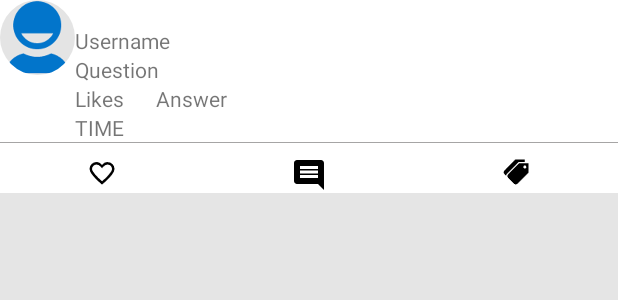
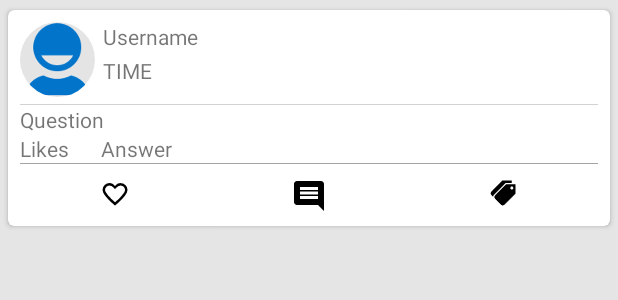
Before and after one commit to kunalms/Scintillato_chat, an Android app: the layout group_question_row.xml on its own in the app's theme, with its tools: preview values and no code run, on a phone screen of 412 x 824 dp. Shown: the top 300 px of the screen. Run offline under Robolectric (Android 15) with nearby library versions, the light colour scheme and no system bars.

Commit message:
app logo changed
minor fixies in Ui question and answer feed ui updated

```diff
--- a/ScintillatoChat/app/src/main/AndroidManifest.xml
+++ b/ScintillatoChat/app/src/main/AndroidManifest.xml
@@ -15,7 +15,7 @@
 
     <application
         android:allowBackup="true"
-        android:icon="@drawable/launcher"
+        android:icon="@drawable/ic_launcher"
         android:label="@string/app_name"
         android:launchMode="singleTop"
         android:theme="@style/AppTheme">
--- a/ScintillatoChat/app/src/main/java/com/scintillato/scintillatochat/Profile_Chat_Single_Recycler_Adapter.java
+++ b/ScintillatoChat/app/src/main/java/com/scintillato/scintillatochat/Profile_Chat_Single_Recycler_Adapter.java
@@ -81,7 +81,6 @@ public class Profile_Chat_Single_Recycler_Adapter extends RecyclerView.Adapter<P
     public void onBindViewHolder(Profile_Chat_Single_Recycler_Adapter.Group_Holder holder, int position) {
         holder.setIsRecyclable(false);
         Profile_Chat_Single_Groups_List issue_1_list = list.get(position);
-
         holder.group_name.setText(issue_1_list.getGroup_name());
         holder.time.setVisibility(View.INVISIBLE);
         holder.count.setVisibility(View.INVISIBLE);
--- a/ScintillatoChat/app/src/main/res/layout/group_question_row.xml
+++ b/ScintillatoChat/app/src/main/res/layout/group_question_row.xml
@@ -1,33 +1,66 @@
 <?xml version="1.0" encoding="utf-8"?>
+<android.support.v7.widget.CardView android:layout_height="wrap_content"
+    android:layout_width="match_parent"
+    xmlns:app="http://schemas.android.com/apk/res-auto"
+    app:cardBackgroundColor="@color/white"
+    app:cardUseCompatPadding="true"
+    android:elevation="4dp"
+    app:cardCornerRadius="4dp"
+    android:layout_margin="2dp"
+    xmlns:android="http://schemas.android.com/apk/res/android">
+
+
 <RelativeLayout xmlns:android="http://schemas.android.com/apk/res/android"
     android:layout_width="match_parent"
     android:layout_height="wrap_content"
-    android:background="@color/white">
+    android:padding="8dp"
+    android:paddingBottom="-4dp"
+    >
+
+    <RelativeLayout
+        android:layout_width="match_parent"
+        android:layout_height="wrap_content"
+        android:id="@+id/rl_1_group_question_row"
+        android:background="@drawable/bottom_adapter"
+        android:paddingBottom="5dp">
 
         <de.hdodenhof.circleimageview.CircleImageView
-
             android:layout_alignParentTop="true"
-        android:layout_alignParentStart="true"
             android:id="@+id/iv_group_question_row_profile"
             android:layout_width="50dp"
             android:layout_height="50dp"
-        android:src="@drawable/userprofile100" />
+            android:src="@drawable/userprofile100"
+            android:layout_alignParentLeft="true" />
+
+
         <TextView
             android:text="Username"
             android:layout_width="wrap_content"
             android:layout_height="wrap_content"
             android:layout_toRightOf="@+id/iv_group_question_row_profile"
-        android:layout_marginTop="17dp"
-        android:id="@+id/tv_group_question_row_user" />
+            android:id="@+id/tv_group_question_row_user"
+            android:layout_alignTop="@id/iv_group_question_row_profile"
+            android:layout_marginLeft="5dp"/>
 
         <TextView
-        android:text="Answer"
+            android:text="TIME"
             android:layout_width="wrap_content"
             android:layout_height="wrap_content"
-        android:layout_alignTop="@+id/tv_group_question_row_like"
-        android:layout_toEndOf="@+id/tv_group_question_row_like"
-        android:layout_marginStart="21dp"
-        android:id="@+id/tv_group_question_row_answer" />
+            android:id="@+id/tv_group_questions_row_time"
+            android:layout_marginTop="3dp"
+            android:layout_below="@+id/tv_group_question_row_user"
+            android:layout_alignLeft="@id/tv_group_question_row_user" />
+
+    </RelativeLayout>
+
+    <TextView
+        android:text="Question"
+        android:layout_width="wrap_content"
+        android:layout_height="wrap_content"
+        android:id="@+id/tv_group_question_row_question"
+        android:layout_below="@+id/rl_1_group_question_row"
+        android:layout_alignLeft="@+id/rl_1_group_question_row" />
+
 
     <TextView
         android:text="Likes"
@@ -35,30 +68,24 @@
         android:layout_height="wrap_content"
         android:id="@+id/tv_group_question_row_like"
         android:layout_below="@+id/tv_group_question_row_question"
-        android:layout_alignStart="@+id/tv_group_question_row_question" />
+        android:layout_alignLeft="@+id/tv_group_question_row_question" />
 
     <TextView
-        android:text="Question"
+        android:id="@+id/tv_group_question_row_answer"
+        android:text="Answer"
         android:layout_width="wrap_content"
         android:layout_height="wrap_content"
-        android:id="@+id/tv_group_question_row_question"
-        android:layout_below="@+id/tv_group_question_row_user"
-        android:layout_alignStart="@+id/tv_group_question_row_user" />
+        android:layout_alignTop="@+id/tv_group_question_row_like"
+        android:layout_marginLeft="21dp"
+        android:layout_toRightOf="@+id/tv_group_question_row_like" />
 
-    <TextView
-        android:text="TIME"
-        android:layout_width="wrap_content"
-        android:layout_height="wrap_content"
-        android:id="@+id/tv_group_questions_row_time"
-        android:layout_below="@+id/tv_group_question_row_like"
-        android:layout_alignStart="@+id/tv_group_question_row_like" />
 
     <LinearLayout
         android:orientation="horizontal"
         android:layout_width="match_parent"
         android:layout_height="wrap_content"
-        android:layout_below="@+id/tv_group_questions_row_time"
-        android:layout_alignParentStart="true">
+        android:layout_below="@+id/tv_group_question_row_like"
+        android:layout_alignParentLeft="true">
 
         <ImageButton
             android:src="@drawable/like30"
@@ -67,9 +94,8 @@
             android:layout_height="wrap_content"
             android:id="@+id/ibtn_group_question_row_like"
             android:layout_below="@+id/tv_group_question_row_answer"
-            android:layout_alignStart="@+id/tv_group_question_row_like"
             android:layout_weight="1"
-            />
+            android:layout_alignLeft="@+id/tv_group_question_row_like" />
 
         <ImageButton
             android:src="@drawable/comments30"
@@ -79,8 +105,8 @@
             android:id="@+id/ibtn_group_question_row_answer"
             android:layout_alignBaseline="@+id/ibtn_group_question_row_like"
             android:layout_alignBottom="@+id/ibtn_group_question_row_like"
-            android:layout_toEndOf="@+id/ibtn_group_question_row_like"
-            android:layout_weight="1" />
+            android:layout_weight="1"
+            android:layout_toRightOf="@+id/ibtn_group_question_row_like" />
 
         <ImageButton
             android:background="@drawable/top_border_adapter"
@@ -88,8 +114,9 @@
             android:layout_width="wrap_content"
             android:layout_height="wrap_content"
             android:layout_alignBottom="@+id/ibtn_group_question_row_answer"
-            android:layout_toEndOf="@+id/ibtn_group_question_row_answer"
             android:id="@+id/ibtn_group_question_row_category"
-            android:layout_weight="1" />
+            android:layout_weight="1"
+            android:layout_toRightOf="@+id/ibtn_group_question_row_answer" />
     </LinearLayout>
 </RelativeLayout>
+</android.support.v7.widget.CardView>
```
Also changed, not shown: ScintillatoChat/app/src/main/res/layout/group_answer.xml (+57 -22 lines), ScintillatoChat/app/src/main/ic_launcher-web.png (added), ScintillatoChat/app/src/main/res/drawable-hdpi/ic_launcher.png, ScintillatoChat/app/src/main/res/drawable-mdpi/ic_launcher.png, ScintillatoChat/app/src/main/res/drawable-xhdpi/ic_launcher.png, ScintillatoChat/app/src/main/res/drawable-xxhdpi/ic_launcher.png, ScintillatoChat/app/src/main/res/drawable-xxxhdpi/ic_launcher.png (added), ScintillatoChat/app/src/main/res/mipmap-hdpi/ic_launcher.png, ScintillatoChat/app/src/main/res/mipmap-mdpi/ic_launcher.png, ScintillatoChat/app/src/main/res/mipmap-xhdpi/ic_launcher.png, ScintillatoChat/app/src/main/res/mipmap-xxhdpi/ic_launcher.png, ScintillatoChat/app/src/main/res/mipmap-xxxhdpi/ic_launcher.png. Lines whose indentation alone changed are shown as unchanged.
